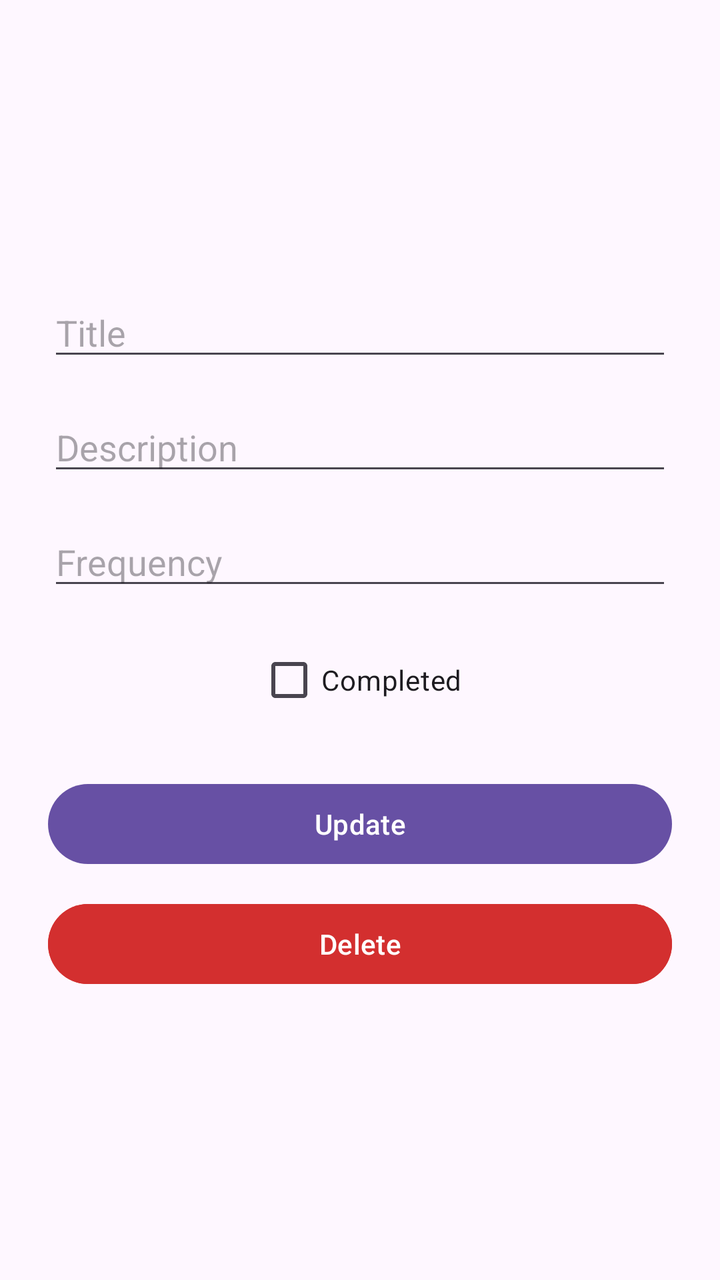
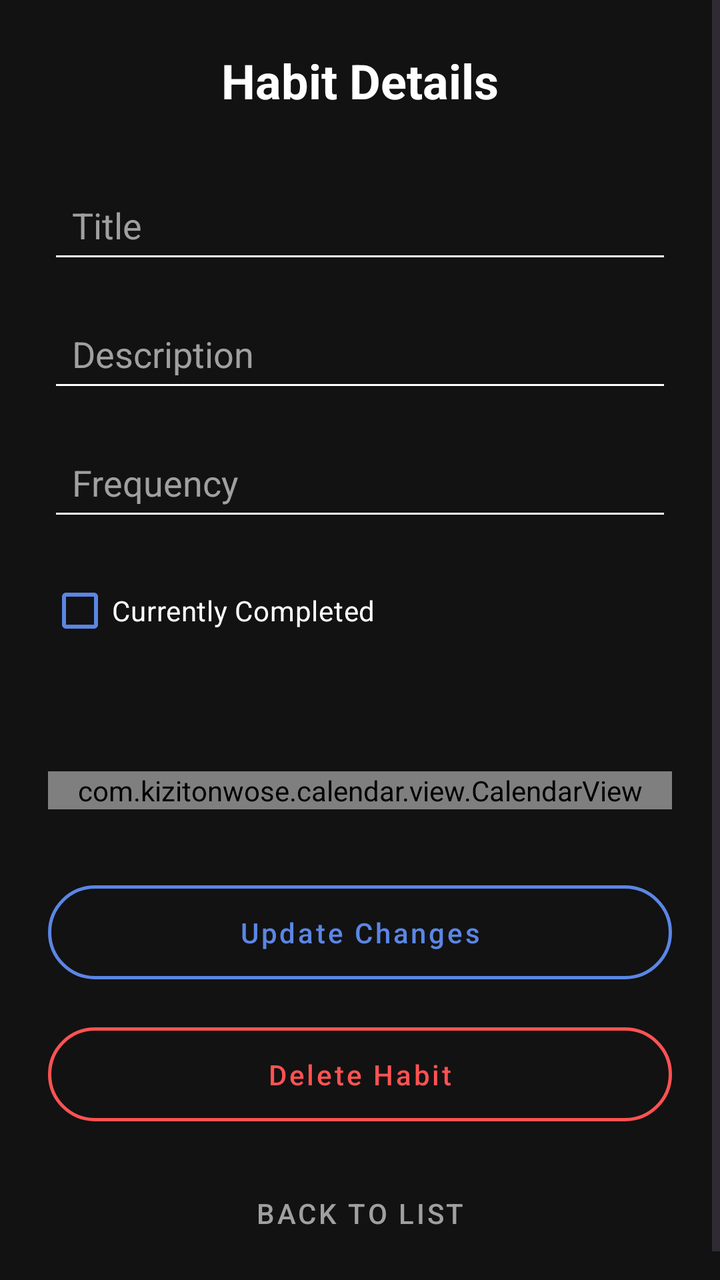

Compare the two renders of this Android layout. The source of the first and the diff that turns it into the second are given below.
<!-- AndroidManifest.xml: application theme Theme.HabitTracker -->
<!-- res/layout/activity_habit_details.xml -->
<ScrollView xmlns:android="http://schemas.android.com/apk/res/android"
    android:padding="24dp"
    android:layout_width="match_parent"
    android:layout_height="match_parent"
    >

    <LinearLayout
        android:layout_gravity="center"
        android:gravity="center"
        android:orientation="vertical"
        android:layout_width="match_parent"
        android:layout_height="wrap_content">

        <EditText
            android:id="@+id/etTitle"
            android:layout_width="match_parent"
            android:layout_height="wrap_content"
            android:hint="Title"/>

        <EditText
            android:id="@+id/etDescription"
            android:layout_width="match_parent"
            android:layout_height="wrap_content"
            android:hint="Description"
            android:layout_marginTop="16dp"/>

        <EditText
            android:id="@+id/etFrequency"
            android:layout_width="match_parent"
            android:layout_height="wrap_content"
            android:hint="Frequency"
            android:layout_marginTop="16dp"/>


        <CheckBox
            android:layout_width="wrap_content"
            android:layout_height="wrap_content"
            android:id="@+id/checkCompleted"
            android:text="Completed"
            android:layout_marginTop="16dp"/>


        <Button
            android:id="@+id/btnUpdate"
            android:text="Update"
            android:layout_marginTop="24dp"
            android:layout_width="match_parent"
            android:layout_height="wrap_content"/>

        <Button
            android:id="@+id/btnDelete"
            android:text="Delete"
            android:backgroundTint="#D32F2F"
            android:textColor="@android:color/white"
            android:layout_marginTop="12dp"
            android:layout_width="match_parent"
            android:layout_height="wrap_content"/>

    </LinearLayout>
</ScrollView>
<!-- resources referenced by this layout -->
<resources>
  <style name="Theme.HabitTracker" parent="Base.Theme.HabitTracker" />
  <style name="Base.Theme.HabitTracker" parent="Theme.Material3.DayNight.NoActionBar">
          
          
      </style>
</resources>

<!-- the commit's change to res/layout/activity_habit_details.xml (unified diff, before → after) -->
@@ -1,60 +1,149 @@
-<ScrollView xmlns:android="http://schemas.android.com/apk/res/android"
-    android:padding="24dp"
+<?xml version="1.0" encoding="utf-8"?>
+<ScrollView
+    xmlns:android="http://schemas.android.com/apk/res/android"
+    xmlns:app="http://schemas.android.com/apk/res-auto"
     android:layout_width="match_parent"
     android:layout_height="match_parent"
-    >
+    android:background="#121212"
+    android:fillViewport="true">
 
     <LinearLayout
-        android:layout_gravity="center"
-        android:gravity="center"
+        android:layout_width="match_parent"
+        android:layout_height="wrap_content"
         android:orientation="vertical"
-        android:layout_width="match_parent"
-        android:layout_height="wrap_content">
+        android:padding="24dp">
+
+        <TextView
+            android:layout_width="wrap_content"
+            android:layout_height="wrap_content"
+            android:layout_marginBottom="32dp"
+            android:layout_gravity="center_horizontal"
+            android:text="Habit Details"
+            android:textColor="@android:color/white"
+            android:textSize="24sp"
+            android:textStyle="bold" />
 
         <EditText
             android:id="@+id/etTitle"
             android:layout_width="match_parent"
             android:layout_height="wrap_content"
-            android:hint="Title"/>
+            android:backgroundTint="@android:color/white"
+            android:hint="Title"
+            android:padding="12dp"
+            android:textColor="@android:color/white"
+            android:textColorHint="#A0A0A0" />
 
         <EditText
             android:id="@+id/etDescription"
             android:layout_width="match_parent"
             android:layout_height="wrap_content"
+            android:layout_marginTop="16dp"
+            android:backgroundTint="@android:color/white"
             android:hint="Description"
-            android:layout_marginTop="16dp"/>
+            android:padding="12dp"
+            android:textColor="@android:color/white"
+            android:textColorHint="#A0A0A0" />
 
         <EditText
             android:id="@+id/etFrequency"
             android:layout_width="match_parent"
             android:layout_height="wrap_content"
+            android:layout_marginTop="16dp"
+            android:backgroundTint="@android:color/white"
             android:hint="Frequency"
-            android:layout_marginTop="16dp"/>
-
+            android:padding="12dp"
+            android:textColor="@android:color/white"
+            android:textColorHint="#A0A0A0" />
 
         <CheckBox
+            android:id="@+id/checkCompleted"
             android:layout_width="wrap_content"
             android:layout_height="wrap_content"
-            android:id="@+id/checkCompleted"
-            android:text="Completed"
-            android:layout_marginTop="16dp"/>
+            android:layout_marginTop="16dp"
+            android:buttonTint="#5B86E5"
+            android:text="Currently Completed"
+            android:textColor="@android:color/white" />
 
+        <TextView
+            android:id="@+id/tvMonthName"
+            android:layout_width="wrap_content"
+            android:layout_height="wrap_content"
+            android:layout_marginTop="24dp"
+            android:layout_gravity="center_horizontal"
+            android:textColor="@android:color/white"
+            android:textSize="18sp"
+            android:textStyle="bold" />
+
+        <com.kizitonwose.calendar.view.CalendarView
+            android:id="@+id/calendarView"
+            android:layout_width="match_parent"
+            android:layout_height="wrap_content"
+            android:layout_marginTop="8dp"
+            app:cv_dayViewResource="@layout/calendar_day_layout"
+            app:cv_orientation="horizontal" />
+
+        <com.google.android.material.button.MaterialButton
+            android:id="@+id/btnUpdate"
+            style="@style/Widget.MaterialComponents.Button.OutlinedButton"
+            android:layout_width="match_parent"
+            android:layout_height="wrap_content"
+            android:layout_marginTop="32dp"
+            android:padding="14dp"
+            android:text="Update Changes"
+            android:textAllCaps="false"
+            android:textColor="#5B86E5"
+            app:cornerRadius="24dp"
+            app:strokeColor="#5B86E5"
+            app:strokeWidth="1.5dp"/>
+
+        <com.google.android.material.button.MaterialButton
+            android:id="@+id/btnDelete"
+            style="@style/Widget.MaterialComponents.Button.OutlinedButton"
+            android:layout_width="match_parent"
+            android:layout_height="wrap_content"
+            android:layout_marginTop="12dp"
+            android:padding="14dp"
+            android:text="Delete Habit"
+            android:textAllCaps="false"
+            android:textColor="#FF5252"
+            app:cornerRadius="24dp"
+            app:strokeColor="#FF5252"
+            app:strokeWidth="1.5dp" />
 
         <Button
-            android:id="@+id/btnUpdate"
-            android:text="Update"
-            android:layout_marginTop="24dp"
+            android:id="@+id/btnBack"
+            style="@style/Widget.MaterialComponents.Button.TextButton"
             android:layout_width="match_parent"
-            android:layout_height="wrap_content"/>
-
-        <Button
-            android:id="@+id/btnDelete"
-            android:text="Delete"
-            android:backgroundTint="#D32F2F"
-            android:textColor="@android:color/white"
-            android:layout_marginTop="12dp"
-            android:layout_width="match_parent"
-            android:layout_height="wrap_content"/>
+            android:layout_height="wrap_content"
+            android:layout_marginTop="16dp"
+            android:textColor="#A0A0A0"
+            android:text="Back to List"/>
 
     </LinearLayout>
 </ScrollView>
+<!-- res/layout/calendar_day_layout.xml (included above) -->
+<?xml version="1.0" encoding="utf-8"?>
+<FrameLayout xmlns:android="http://schemas.android.com/apk/res/android"
+    android:layout_width="match_parent"
+    android:layout_height="wrap_content"
+    android:padding="4dp">
+
+    <TextView
+        android:id="@+id/calendarDayText"
+        android:layout_width="40dp"
+        android:layout_height="40dp"
+        android:layout_gravity="center"
+        android:gravity="center"
+        android:textColor="@android:color/white"
+        android:textSize="16sp" />
+
+    <ImageView
+        android:id="@+id/checkImage"
+        android:layout_width="20dp"
+        android:layout_height="20dp"
+        android:layout_gravity="bottom|end"
+        android:src="@android:drawable/checkbox_on_background"
+        android:visibility="gone"
+        android:tint="#4CAF50" />
+
+</FrameLayout>
